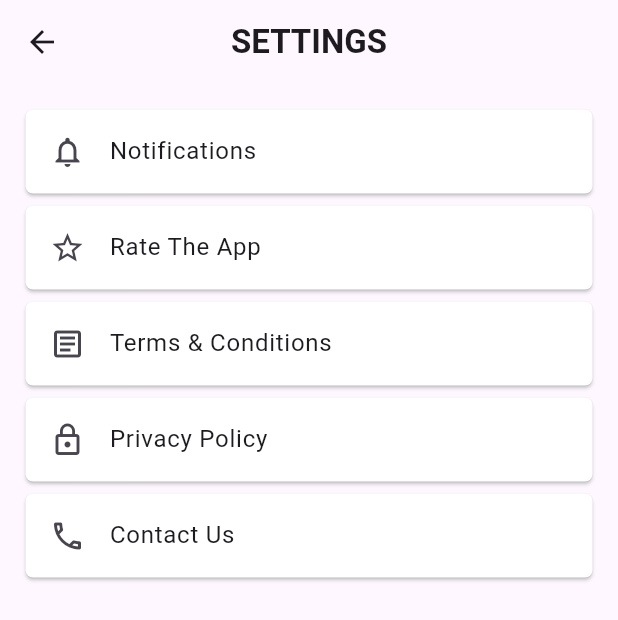
After one commit to Its-Brayan/bursa_in_frontend, a Flutter app: the Settingspage screen opened by its route, on a phone screen of 412 x 824 dp. The commit adds this screen. Shown: the top 620 px of the screen. Run offline on Flutter 3.47's test engine with Material 3 defaults, Android fonts, the phone set to English and light mode, and no system bars; our stand-ins replace flutter_slider_drawer, pinput; missing offline and left inert: file_selector; network calls fail.

Commit message:
feat:Settings page setup

```diff
--- a/lib/Screens/Profile/ProfilePage.dart
+++ b/lib/Screens/Profile/ProfilePage.dart
@@ -256,7 +256,9 @@ class _ProfilepageState extends State<Profilepage> {
                              Icons.settings
                          ),
                          title: Text("Settings"),
-                         trailing:IconButton(onPressed: (){}, icon: Icon(Icons.keyboard_arrow_right_outlined,
+                         trailing:IconButton(onPressed: (){
+                           Navigator.pushNamed(context, "/settings");
+                         }, icon: Icon(Icons.keyboard_arrow_right_outlined,
                            size: 25,
                            color: Colors.blueAccent,)),
                        ),
--- /dev/null
+++ b/lib/Screens/Profile/SettingsPage.dart
@@ -0,0 +1,86 @@
+import 'package:flutter/material.dart';
+
+class Settingspage extends StatefulWidget {
+  const Settingspage({super.key});
+
+  @override
+  State<Settingspage> createState() => _SettingspageState();
+}
+
+class _SettingspageState extends State<Settingspage> {
+  @override
+  Widget build(BuildContext context) {
+    return Scaffold(
+  appBar: AppBar(
+    automaticallyImplyLeading: true,
+    title: Text("SETTINGS",
+    style: TextStyle(
+      fontWeight: FontWeight.bold,
+    ),),
+    centerTitle: true,
+  ),
+      body: SingleChildScrollView(
+        child: Padding(
+          padding: const EdgeInsets.all(13.0),
+          child: Column(
+            children: [
+              Card(
+                color: Colors.white,
+                child: ListTile(
+                  onTap: (){
+                    Navigator.pushNamed(context, "/notification");
+                  },
+                  leading: Icon(Icons.notifications_none),
+                  title: Text("Notifications"),
+                ),
+                shape: RoundedRectangleBorder(
+                  borderRadius: BorderRadius.circular(5.0),
+                ),
+              ),
+              Card(
+                color: Colors.white,
+                child: ListTile(
+                  leading: Icon(Icons.star_border_outlined),
+                  title: Text("Rate The App"),
+                ),
+                shape: RoundedRectangleBorder(
+                  borderRadius: BorderRadius.circular(5.0),
+                ),
+              ),
+              Card(
+                color: Colors.white,
+                child: ListTile(
+                  leading: Icon(Icons.article_outlined),
+                  title: Text("Terms & Conditions"),
+                ),
+                shape: RoundedRectangleBorder(
+                  borderRadius: BorderRadius.circular(5.0),
+                ),
+              ),
+              Card(
+                color: Colors.white,
+                child: ListTile(
+                  leading: Icon(Icons.lock_outline),
+                  title: Text("Privacy Policy"),
+                ),
+                shape: RoundedRectangleBorder(
+                  borderRadius: BorderRadius.circular(5.0),
+                ),
+              ),
+              Card(
+                color: Colors.white,
+                child: ListTile(
+                  leading: Icon(Icons.phone_outlined),
+                  title: Text("Contact Us"),
+                ),
+                shape: RoundedRectangleBorder(
+                  borderRadius: BorderRadius.circular(5.0),
+                ),
+              )
+            ],
+          ),
+        ),
+      ),
+    );
+  }
+}
--- a/lib/main.dart
+++ b/lib/main.dart
@@ -10,6 +10,7 @@ import 'package:bursary_inn/Screens/HomeScreen/Home.dart';
 import 'package:bursary_inn/Screens/Notification/NotificationPage.dart';
 import 'package:bursary_inn/Screens/Profile/HelpPage.dart';
 import 'package:bursary_inn/Screens/Profile/ProfilePage.dart';
+import 'package:bursary_inn/Screens/Profile/SettingsPage.dart';
 import 'package:flutter/material.dart';
 import 'package:bursary_inn/Screens/Authentication/Login.dart';
 import 'package:bursary_inn/Screens/Authentication/Singup.dart';
@@ -53,6 +54,9 @@ class MyApp extends StatelessWidget {
 
         //Help & support route
         "/help":(context) => Helppage(),
+
+        //Settings route
+        "/settings":(context) => Settingspage(),
       },
       title: 'Flutter Demo',
       theme: ThemeData(
```
